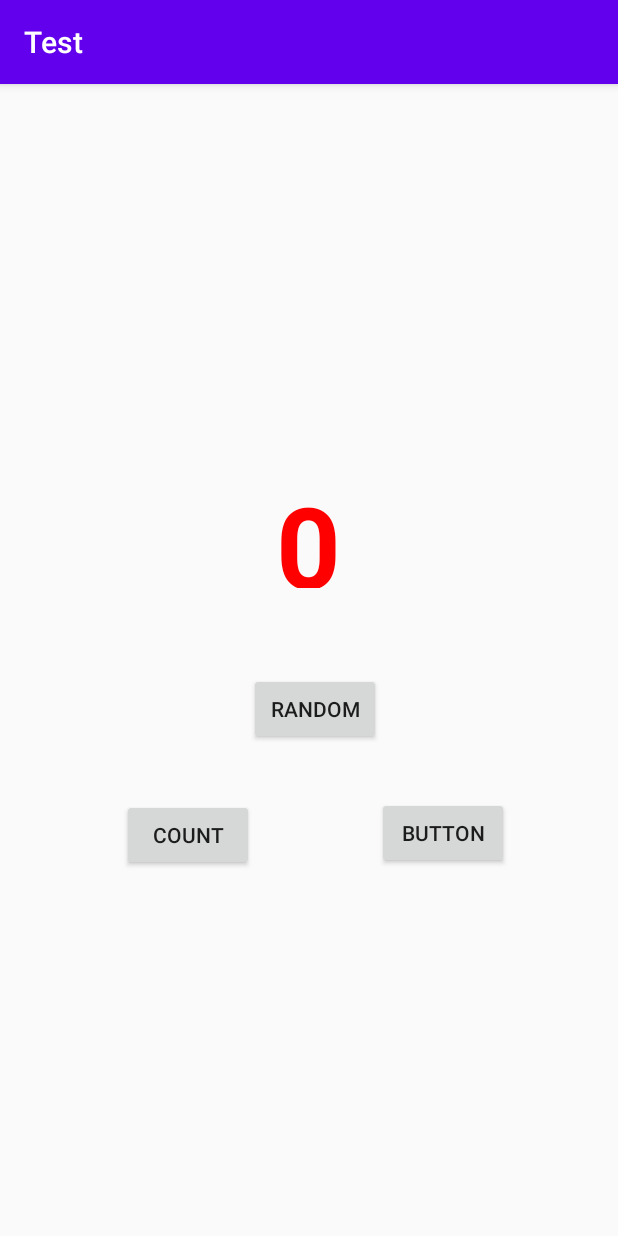
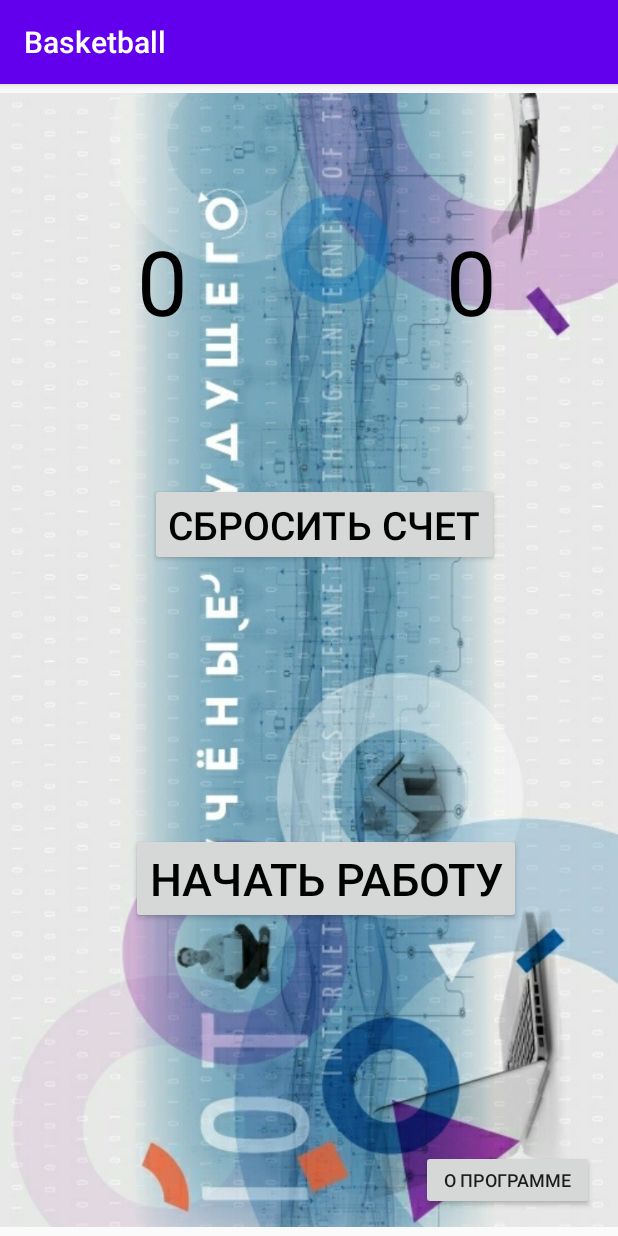
Before and after one commit to MihailIsaev/Basketball, an Android app: the screen it shows after launch (MainActivity), on a phone screen of 412 x 824 dp. Run offline under Robolectric (Android 15) with nearby library versions, the light colour scheme and no system bars.

Commit message:
Счет нажатий и случайное число.

```diff
--- a/app/build.gradle
+++ b/app/build.gradle
@@ -28,8 +28,12 @@ dependencies {
     implementation fileTree(dir: "libs", include: ["*.jar"])
     implementation "org.jetbrains.kotlin:kotlin-stdlib:$kotlin_version"
     implementation 'androidx.core:core-ktx:1.3.0'
+    implementation 'com.google.code.gson:gson:2.8.5'
     implementation 'androidx.appcompat:appcompat:1.1.0'
     implementation 'androidx.constraintlayout:constraintlayout:1.1.3'
+    implementation "io.ktor:ktor-client-core:1.0.1"
+    implementation "io.ktor:ktor-client-android:1.0.1"
+    implementation "org.jetbrains.anko:anko-commons:0.10.1"
     testImplementation 'junit:junit:4.12'
     androidTestImplementation 'androidx.test.ext:junit:1.1.1'
     androidTestImplementation 'androidx.test.espresso:espresso-core:3.2.0'
--- a/app/src/main/res/layout/activity_main.xml
+++ b/app/src/main/res/layout/activity_main.xml
@@ -7,58 +7,96 @@
     tools:context=".MainActivity">
 
     <Button
+        android:id="@+id/button2"
+        android:layout_width="wrap_content"
+        android:layout_height="wrap_content"
+        android:onClick="startAutoUpdateScore"
+        android:text="Начать работу"
+        android:textColor="#000000"
+        android:textSize="30sp"
+        app:layout_constraintBottom_toBottomOf="parent"
+        app:layout_constraintEnd_toEndOf="parent"
+        app:layout_constraintHorizontal_bias="0.574"
+        app:layout_constraintStart_toStartOf="parent"
+        app:layout_constraintTop_toTopOf="parent"
+        app:layout_constraintVertical_bias="0.706" />
+
+    <ImageView
+        android:id="@+id/imageView2"
+        android:layout_width="wrap_content"
+        android:layout_height="wrap_content"
+        app:layout_constraintBottom_toBottomOf="parent"
+        app:layout_constraintEnd_toEndOf="parent"
+        app:layout_constraintHorizontal_bias="0.0"
+        app:layout_constraintStart_toStartOf="parent"
+        app:layout_constraintTop_toTopOf="parent"
+        app:layout_constraintVertical_bias="1.0"
+        app:srcCompat="@drawable/fon" />
+
+
+    <TextView
+        android:id="@+id/textViewTeam1Score"
+        android:layout_width="163dp"
+        android:layout_height="76dp"
+        android:text="0"
+        android:textAlignment="center"
+        android:textColor="#000000"
+        android:textSize="60sp"
+        android:visibility="visible"
+        app:layout_constraintBottom_toBottomOf="parent"
+        app:layout_constraintEnd_toEndOf="parent"
+        app:layout_constraintHorizontal_bias="0.108"
+        app:layout_constraintLeft_toLeftOf="parent"
+        app:layout_constraintRight_toRightOf="parent"
+        app:layout_constraintStart_toStartOf="parent"
+        app:layout_constraintTop_toTopOf="parent"
+        app:layout_constraintVertical_bias="0.131" />
+
+    <Button
+        android:id="@+id/button4"
+        android:layout_width="115dp"
+        android:layout_height="40dp"
+        android:onClick="Avtor"
+        android:text="О программе"
+        android:textSize="12sp"
+        app:layout_constraintBottom_toBottomOf="parent"
+        app:layout_constraintEnd_toEndOf="parent"
+        app:layout_constraintHorizontal_bias="0.947"
+        app:layout_constraintStart_toStartOf="parent"
+        app:layout_constraintTop_toTopOf="parent"
+        app:layout_constraintVertical_bias="0.976" />
+
+    <TextView
+        android:id="@+id/textViewTeam2Score"
+        android:layout_width="163dp"
+        android:layout_height="76dp"
+        android:enabled="true"
+        android:text="0"
+        android:textAlignment="center"
+        android:textColor="#000000"
+        android:textSize="60sp"
+        android:visibility="visible"
+        app:layout_constraintBottom_toBottomOf="parent"
+        app:layout_constraintEnd_toEndOf="parent"
+        app:layout_constraintHorizontal_bias="0.935"
+        app:layout_constraintStart_toStartOf="parent"
+        app:layout_constraintTop_toTopOf="parent"
+        app:layout_constraintVertical_bias="0.131" />
+
+    <Button
         android:id="@+id/button"
         android:layout_width="wrap_content"
         android:layout_height="wrap_content"
-        android:onClick="toastMe"
-        android:text="Button"
-        app:layout_constraintBottom_toBottomOf="parent"
+        android:onClick="resetC"
+        android:text="Сбросить счет"
+        android:textColor="#000000"
+        android:textSize="26sp"
+        app:layout_constraintBottom_toBottomOf="@+id/imageView2"
         app:layout_constraintEnd_toEndOf="parent"
-        app:layout_constraintHorizontal_bias="0.776"
+        app:layout_constraintHorizontal_bias="0.558"
         app:layout_constraintStart_toStartOf="parent"
-        app:layout_constraintTop_toTopOf="parent"
-        app:layout_constraintVertical_bias="0.66" />
-
-    <TextView
-        android:id="@+id/textView"
-        android:layout_width="109dp"
-        android:layout_height="79dp"
-        android:text="0"
-        android:textColor="#FF0000"
-        android:textSize="75sp"
-        android:textStyle="bold"
-        android:visibility="visible"
-        app:layout_constraintBottom_toBottomOf="parent"
-        app:layout_constraintHorizontal_bias="0.608"
-        app:layout_constraintLeft_toLeftOf="parent"
-        app:layout_constraintRight_toRightOf="parent"
-        app:layout_constraintTop_toTopOf="parent"
+        app:layout_constraintTop_toTopOf="@+id/imageView2"
         app:layout_constraintVertical_bias="0.373" />
 
-    <Button
-        android:id="@+id/button2"
-        android:layout_width="wrap_content"
-        android:layout_height="wrap_content"
-        android:onClick="countMe"
-        android:text="Count"
-        app:layout_constraintBottom_toBottomOf="parent"
-        app:layout_constraintEnd_toEndOf="parent"
-        app:layout_constraintHorizontal_bias="0.25"
-        app:layout_constraintStart_toStartOf="parent"
-        app:layout_constraintTop_toTopOf="parent"
-        app:layout_constraintVertical_bias="0.662" />
-
-    <Button
-        android:id="@+id/button3"
-        android:layout_width="wrap_content"
-        android:layout_height="wrap_content"
-        android:onClick="randomMe"
-        android:text="Random"
-        app:layout_constraintBottom_toBottomOf="parent"
-        app:layout_constraintEnd_toEndOf="parent"
-        app:layout_constraintHorizontal_bias="0.513"
-        app:layout_constraintStart_toStartOf="parent"
-        app:layout_constraintTop_toTopOf="parent"
-        app:layout_constraintVertical_bias="0.545" />
 
 </androidx.constraintlayout.widget.ConstraintLayout>
--- a/build.gradle
+++ b/build.gradle
@@ -8,8 +8,9 @@ buildscript {
     dependencies {
         classpath "com.android.tools.build:gradle:4.0.0"
         classpath "org.jetbrains.kotlin:kotlin-gradle-plugin:$kotlin_version"
+        classpath "org.jetbrains.kotlin:kotlin-android-extensions:$kotlin_version"
 
-        // NOTE: Do not place your application dependencies here; they belong
+       //  NOTE: Do not place your application dependencies here; they belong
         // in the individual module build.gradle files
     }
 }
```
Also changed, not shown: app/src/main/AndroidManifest.xml (+12 -3 lines), app/src/main/java/com/example/test/MainActivity.kt (+86 -2 lines), app/src/main/java/com/example/test/MichaelITeamScope.kt (added, +15 -0 lines), app/src/main/java/com/example/test/SecondActivity2.kt (deleted, +0 -35 lines), app/src/main/java/com/example/test/ServerCommandMichaelI.kt (added, +43 -0 lines), app/src/main/java/com/example/test/ThirdActivity3.kt (added, +14 -0 lines), app/src/main/res/layout/activity_michael_i_team_scope.xml (added, +9 -0 lines), app/src/main/res/layout/activity_second2.xml (deleted, +0 -33 lines), app/src/main/res/layout/activity_server_command_michael_i.xml (added, +9 -0 lines), app/src/main/res/layout/activity_third3.xml (added, +83 -0 lines), app/src/main/res/layout/servercommand.xml (added, +9 -0 lines), app/src/main/res/drawable/basket.png (added), app/src/main/res/drawable/fon.jpg (added).
